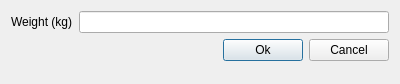
The window that src/widgets/weight_scale_manual_entry_form.ui (CLSA/cypress) describes before a commit, drawn with Qt 5.
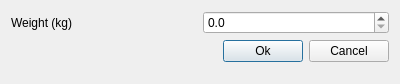
The same window after the commit.

What changed in the file:
```diff
--- a/src/widgets/weight_scale_manual_entry_form.ui
+++ b/src/widgets/weight_scale_manual_entry_form.ui
@@ -26,7 +26,14 @@
         </widget>
        </item>
        <item>
-        <widget class="QLineEdit" name="weightValue"/>
+        <widget class="QDoubleSpinBox" name="weightValue">
+         <property name="decimals">
+          <number>1</number>
+         </property>
+         <property name="maximum">
+          <double>500.000000000000000</double>
+         </property>
+        </widget>
        </item>
       </layout>
      </item>
```
